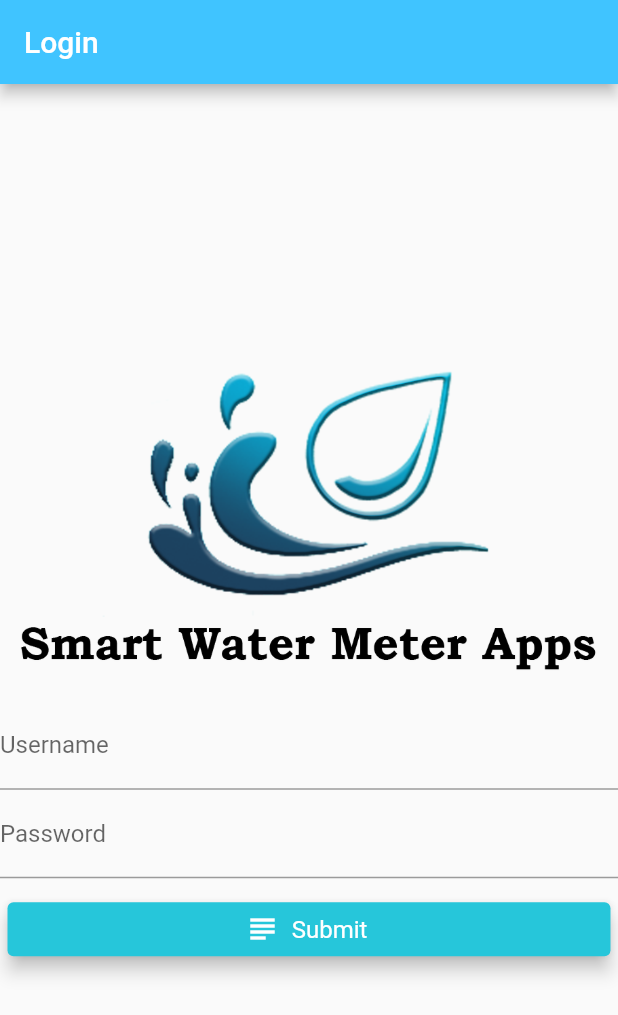
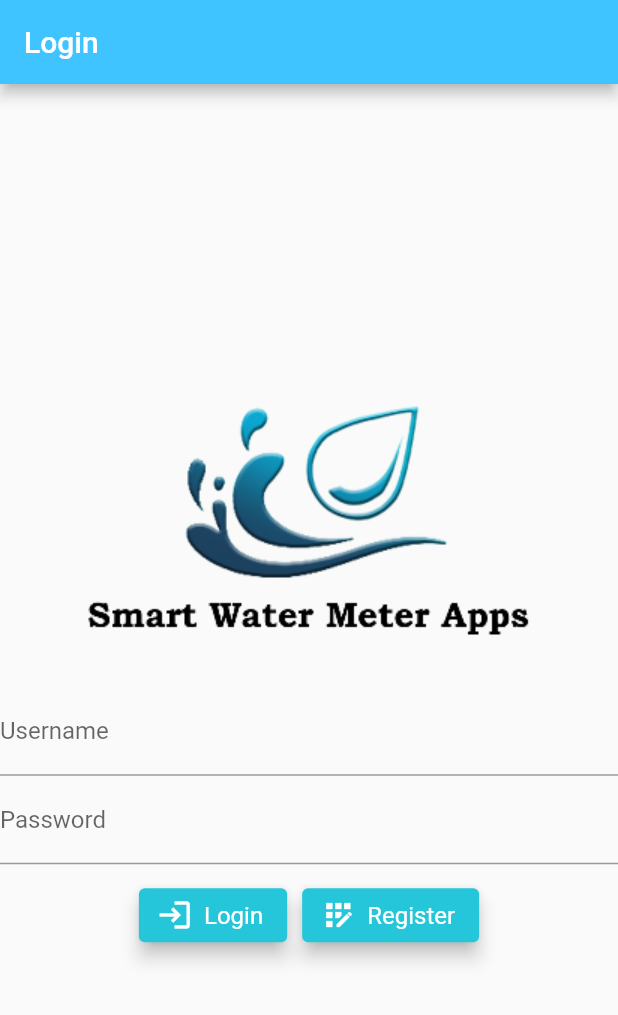
Before and after one commit to Reo98105/Smart-Water-Metering-System, a Flutter app: the screen it shows after launch, on a phone screen of 412 x 824 dp. Shown: the top 1015 px of the screen. Run offline on Flutter 3.47's test engine with Material 2 defaults, Android fonts, the phone set to English and light mode, and no system bars.

Commit message:
Removed and added new logo, add new button, minor changes

```diff
--- a/lib/login.dart
+++ b/lib/login.dart
@@ -13,8 +13,7 @@ class Login extends StatelessWidget {
         crossAxisAlignment: CrossAxisAlignment.stretch,
         children: <Widget>[
           Container(
-            margin: EdgeInsets.symmetric(horizontal: 10.0 , vertical: 15.0),
-            child: Image.asset('assets/logo1.png'),
+            child: Image.asset('assets/swmsword.png'),
           ),
           Container(
             child: TextFormField(
@@ -31,11 +30,15 @@ class Login extends StatelessWidget {
             ),
           ),
           Container(
+            child: Row(
+              mainAxisAlignment: MainAxisAlignment.center,
+              children: <Widget>[
+                Container(
                   margin: EdgeInsets.symmetric(horizontal: 5.0, vertical: 10.0),
                   child: ElevatedButton.icon(
                     onPressed: () {},
-              icon: Icon(Icons.subject),
-              label: Text('Submit'),
+                    icon: Icon(Icons.login),
+                    label: Text('Login'),
                     style: ElevatedButton.styleFrom(
                       primary: Colors.cyan[400],
                       elevation: 5.0,
@@ -43,6 +46,22 @@ class Login extends StatelessWidget {
                     ),
                   ),
                 ),
+                Container(
+                  margin: EdgeInsets.symmetric(horizontal: 5.0, vertical: 10.0),
+                  child: ElevatedButton.icon(
+                    onPressed: () {},
+                    icon: Icon(Icons.app_registration),
+                    label: Text('Register'),
+                    style: ElevatedButton.styleFrom(
+                      primary: Colors.cyan[400],
+                      elevation: 5.0,
+                      textStyle: TextStyle(fontSize: 16.0),
+                    ),
+                  ),
+                )
+              ],
+            ),
+          ),
         ],
       ),
     );
```
Also changed, not shown: assets/logo1.png (deleted), assets/swmsword.png (added), lib/registration.dart (added). Lines whose indentation alone changed are shown as unchanged.
